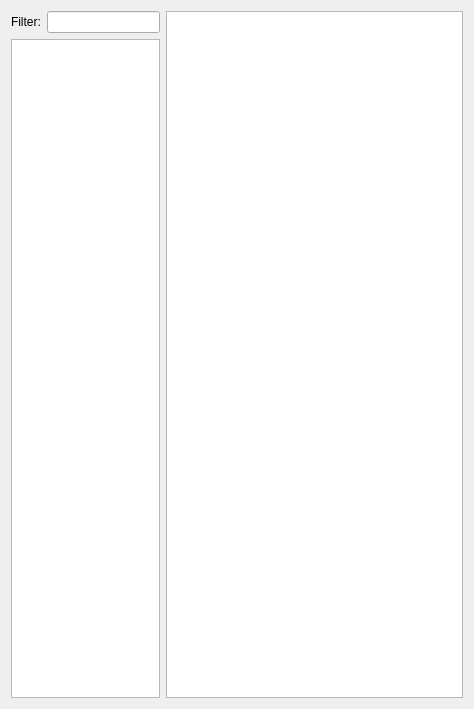
DavidJCobb/DovahKit, file native/src/DovahKit/ui/main_window/object_window.ui: the form before one commit.
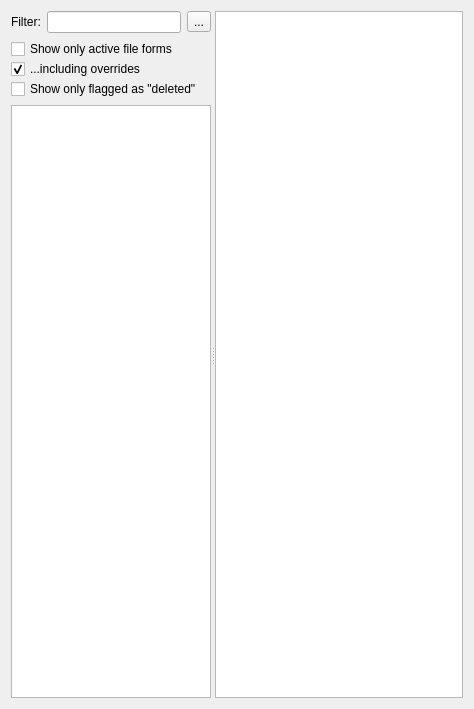
The form after the commit. Custom widgets are drawn as their Qt base class.

Commit message: Object Window: layout/sizing improvements; additional filtering options

```diff
--- a/native/src/DovahKit/ui/main_window/object_window.ui
+++ b/native/src/DovahKit/ui/main_window/object_window.ui
@@ -15,7 +15,38 @@
   </property>
   <layout class="QGridLayout" name="gridLayout">
    <item row="0" column="0">
-    <layout class="QHBoxLayout" name="horizontalLayout">
+    <widget class="QSplitter" name="splitter">
+     <property name="orientation">
+      <enum>Qt::Orientation::Horizontal</enum>
+     </property>
+     <widget class="QWidget" name="colLeft" native="true">
+      <property name="sizePolicy">
+       <sizepolicy hsizetype="Preferred" vsizetype="Preferred">
+        <horstretch>1</horstretch>
+        <verstretch>1</verstretch>
+       </sizepolicy>
+      </property>
+      <property name="minimumSize">
+       <size>
+        <width>200</width>
+        <height>0</height>
+       </size>
+      </property>
+      <layout class="QVBoxLayout" name="_2" stretch="0,0,1">
+       <property name="leftMargin">
+        <number>0</number>
+       </property>
+       <property name="topMargin">
+        <number>0</number>
+       </property>
+       <property name="rightMargin">
+        <number>0</number>
+       </property>
+       <property name="bottomMargin">
+        <number>0</number>
+       </property>
+       <item>
+        <layout class="QHBoxLayout" name="filterBarLayout">
      <item>
       <widget class="QLabel" name="label">
        <property name="text">
@@ -29,9 +60,132 @@
      <item>
       <widget class="QLineEdit" name="filter"/>
      </item>
-    </layout>
-   </item>
-   <item row="0" column="1" rowspan="2">
+         <item>
+          <widget class="QToolButton" name="filterShowMore">
+           <property name="whatsThis">
+            <string>Click this to toggle whether additional filtering options are shown.</string>
+           </property>
+           <property name="accessibleName">
+            <string>Toggle showing more filtering options</string>
+           </property>
+           <property name="text">
+            <string>...</string>
+           </property>
+           <property name="checkable">
+            <bool>true</bool>
+           </property>
+          </widget>
+         </item>
+        </layout>
+       </item>
+       <item>
+        <widget class="QWidget" name="filterMoreOptions" native="true">
+         <property name="minimumSize">
+          <size>
+           <width>0</width>
+           <height>8</height>
+          </size>
+         </property>
+         <layout class="QVBoxLayout" name="verticalLayout">
+          <property name="spacing">
+           <number>0</number>
+          </property>
+          <property name="leftMargin">
+           <number>0</number>
+          </property>
+          <property name="topMargin">
+           <number>0</number>
+          </property>
+          <property name="rightMargin">
+           <number>0</number>
+          </property>
+          <property name="bottomMargin">
+           <number>0</number>
+          </property>
+          <item>
+           <widget class="QCheckBox" name="filterActiveFileOnly">
+            <property name="text">
+             <string>Show only active file forms</string>
+            </property>
+           </widget>
+          </item>
+          <item>
+           <widget class="QCheckBox" name="filterActiveInclOverrides">
+            <property name="whatsThis">
+             <string>If you check both &quot;Show only active file forms&quot; and this checkbox, then forms will be hidden unless they were originally defined in, or are edited by, the active file.</string>
+            </property>
+            <property name="text">
+             <string>...including overrides</string>
+            </property>
+            <property name="checked">
+             <bool>true</bool>
+            </property>
+           </widget>
+          </item>
+          <item>
+           <widget class="QCheckBox" name="filterDeletedOnly">
+            <property name="text">
+             <string>Show only flagged as &quot;deleted&quot;</string>
+            </property>
+           </widget>
+          </item>
+         </layout>
+        </widget>
+       </item>
+       <item>
+        <widget class="ObjectWindowTree" name="tree">
+         <property name="sizePolicy">
+          <sizepolicy hsizetype="Expanding" vsizetype="Expanding">
+           <horstretch>1</horstretch>
+           <verstretch>0</verstretch>
+          </sizepolicy>
+         </property>
+         <property name="autoFillBackground">
+          <bool>true</bool>
+         </property>
+         <property name="selectionMode">
+          <enum>QAbstractItemView::SelectionMode::SingleSelection</enum>
+         </property>
+         <property name="rootIsDecorated">
+          <bool>true</bool>
+         </property>
+         <property name="uniformRowHeights">
+          <bool>true</bool>
+         </property>
+         <attribute name="headerVisible">
+          <bool>false</bool>
+         </attribute>
+        </widget>
+       </item>
+      </layout>
+     </widget>
+     <widget class="QWidget" name="colRight" native="true">
+      <property name="sizePolicy">
+       <sizepolicy hsizetype="Preferred" vsizetype="Preferred">
+        <horstretch>3</horstretch>
+        <verstretch>1</verstretch>
+       </sizepolicy>
+      </property>
+      <property name="minimumSize">
+       <size>
+        <width>200</width>
+        <height>0</height>
+       </size>
+      </property>
+      <layout class="QVBoxLayout" name="_3">
+       <property name="leftMargin">
+        <number>0</number>
+       </property>
+       <property name="topMargin">
+        <number>0</number>
+       </property>
+       <property name="rightMargin">
+        <number>0</number>
+       </property>
+       <property name="bottomMargin">
+        <number>0</number>
+       </property>
+       <item>
     <widget class="FormTable" name="table">
      <property name="sizePolicy">
       <sizepolicy hsizetype="Expanding" vsizetype="Expanding">
@@ -65,29 +219,8 @@
      </attribute>
     </widget>
    </item>
-   <item row="1" column="0">
-    <widget class="ObjectWindowTree" name="tree">
-     <property name="sizePolicy">
-      <sizepolicy hsizetype="Expanding" vsizetype="Expanding">
-       <horstretch>1</horstretch>
-       <verstretch>0</verstretch>
-      </sizepolicy>
-     </property>
-     <property name="autoFillBackground">
-      <bool>true</bool>
-     </property>
-     <property name="selectionMode">
-      <enum>QAbstractItemView::SingleSelection</enum>
-     </property>
-     <property name="rootIsDecorated">
-      <bool>true</bool>
-     </property>
-     <property name="uniformRowHeights">
-      <bool>true</bool>
-     </property>
-     <attribute name="headerVisible">
-      <bool>false</bool>
-     </attribute>
+      </layout>
+     </widget>
     </widget>
    </item>
   </layout>
```
Left out of the diff: 6 changed lines with no effect on the pictures. Lines whose indentation alone changed are shown as unchanged. The commit also changes 8 other files.
